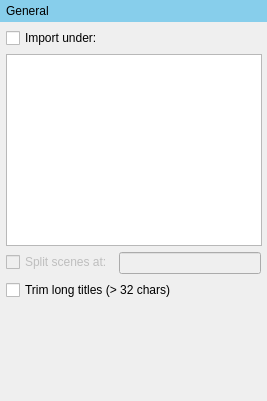
Qt form manuskript/ui/importers/generalSettings_ui.ui (olivierkes/manuskript) before a commit.
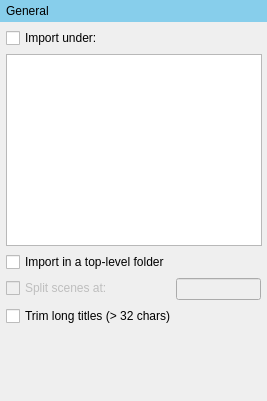
The same form after that commit.

Commit message: Adds setting to manage word wrap, and enhances UI. #200

```diff
--- a/manuskript/ui/importers/generalSettings_ui.ui
+++ b/manuskript/ui/importers/generalSettings_ui.ui
@@ -78,7 +78,7 @@
          <property name="rowWrapPolicy">
           <enum>QFormLayout::WrapLongRows</enum>
          </property>
-         <item row="2" column="0">
+         <item row="3" column="0">
           <widget class="QCheckBox" name="chkGeneralSplitScenes">
            <property name="enabled">
             <bool>false</bool>
@@ -88,14 +88,14 @@
            </property>
           </widget>
          </item>
-         <item row="2" column="1">
+         <item row="3" column="1">
           <widget class="QLineEdit" name="txtGeneralSplitScenes">
            <property name="enabled">
             <bool>false</bool>
            </property>
           </widget>
          </item>
-         <item row="3" column="0" colspan="2">
+         <item row="4" column="0" colspan="2">
           <widget class="QCheckBox" name="chkGeneralTrimTitles">
            <property name="text">
             <string>Trim long titles (&gt; 32 chars)</string>
@@ -116,6 +116,13 @@
            </property>
           </widget>
          </item>
+         <item row="2" column="0">
+          <widget class="QCheckBox" name="chkGeneralTopLevel">
+           <property name="text">
+            <string>Import in a top-level folder</string>
+           </property>
+          </widget>
+         </item>
         </layout>
        </item>
       </layout>
```
The commit also changes 8 other files.
